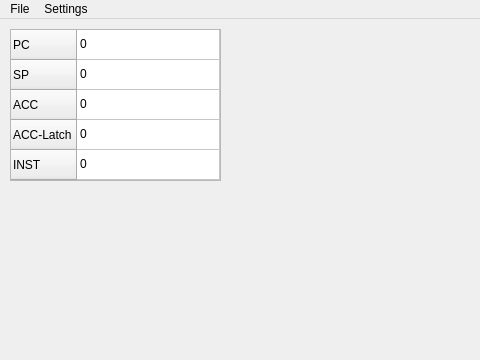
This is Code/ui/Intel8080_MainWindow.ui in NicoSchrodt/8-Bit-Simulator as Qt 5 draws it before an edit; both pictures show x 0 to 480 and y 0 to 360 of the 793 by 600 pixel window. The edited form follows.
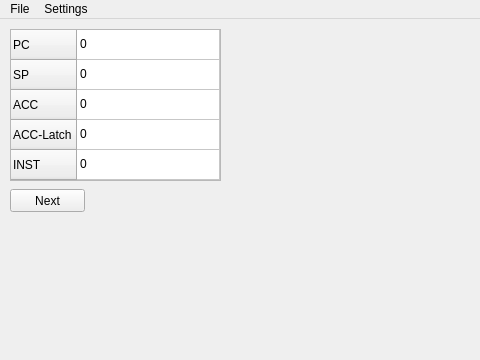
This is the edited form.

Commit message: Implemented program selection, performing next instruction

Patch:
```diff
--- a/Code/ui/Intel8080_MainWindow.ui
+++ b/Code/ui/Intel8080_MainWindow.ui
@@ -85,6 +85,19 @@
      </property>
     </item>
    </widget>
+   <widget class="QPushButton" name="next_button">
+    <property name="geometry">
+     <rect>
+      <x>10</x>
+      <y>170</y>
+      <width>75</width>
+      <height>23</height>
+     </rect>
+    </property>
+    <property name="text">
+     <string>Next</string>
+    </property>
+   </widget>
   </widget>
   <widget class="QMenuBar" name="menubar">
    <property name="geometry">
```
The commit also changes 3 other files.
